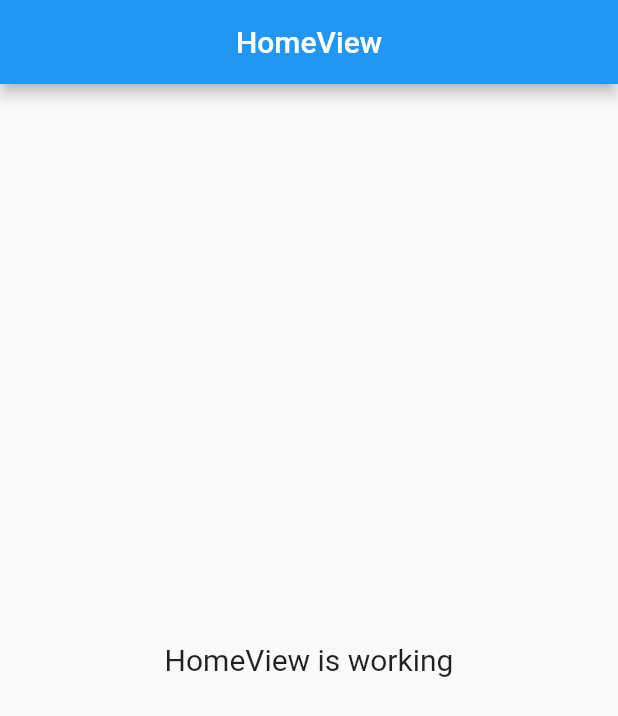
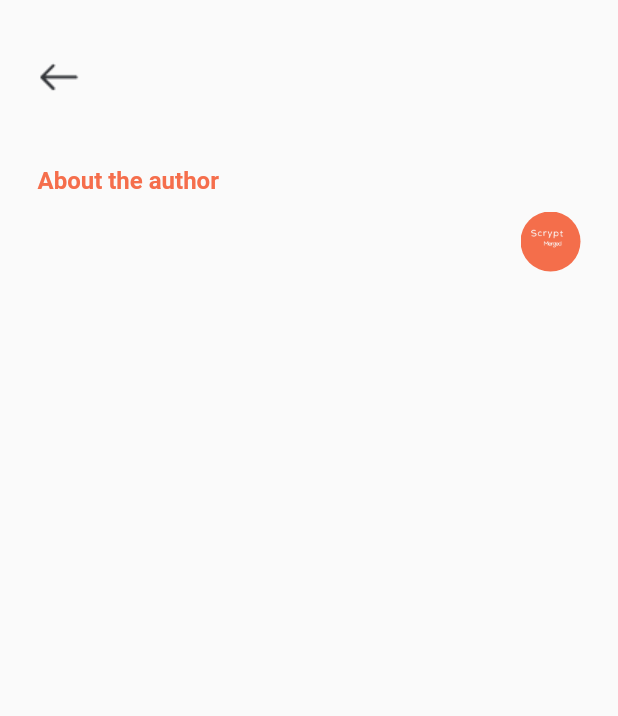
Before and after one commit to FarhanSyedain/ubaidgull-1st, a Flutter app: the screen it shows after launch, on a phone screen of 412 x 824 dp. Shown: the top 716 px of the screen. Run offline on Flutter 3.47's test engine with Material 2 defaults, Android fonts, the phone set to English and light mode, and no system bars; our stand-ins replace get.

Commit message:
Added about the autor page

```diff
--- /dev/null
+++ b/lib/app/modules/home/bindings/about_binding.dart
@@ -0,0 +1,13 @@
+import 'package:get/get.dart';
+import 'package:ubaidgull/app/modules/home/controllers/about_controller.dart';
+
+import '../controllers/home_controller.dart';
+
+class AboutBinding extends Bindings {
+  @override
+  void dependencies() {
+    Get.lazyPut<AboutController>(
+      () => AboutController(),
+    );
+  }
+}
--- /dev/null
+++ b/lib/app/modules/home/controllers/about_controller.dart
@@ -0,0 +1,10 @@
+import 'package:get/get.dart';
+
+class AboutController extends GetxController {
+  //Todo: Put name and bio here
+  final _authorBio = ''.obs;
+  final _authorName = ''.obs;
+
+  String get authorBio => _authorBio.value;
+  String get authorName => _authorName.value;
+}
--- /dev/null
+++ b/lib/app/modules/home/views/about_view.dart
@@ -0,0 +1,66 @@
+import 'package:flutter/material.dart';
+
+import 'package:get/get.dart';
+
+import '../controllers/about_controller.dart';
+
+class AboutView extends GetView<AboutController> {
+  const AboutView({Key? key}) : super(key: key);
+  @override
+  Widget build(BuildContext context) {
+    return SafeArea(
+      child: Scaffold(
+        backgroundColor: const Color(0xFFFAFAFA),
+        body: SingleChildScrollView(
+          child: Padding(
+            padding: const EdgeInsets.symmetric(horizontal: 25),
+            child: Column(
+              crossAxisAlignment: CrossAxisAlignment.start,
+              children: [
+                const SizedBox(height: 38),
+                Image.asset('icons/back_arrow.png'),
+                const SizedBox(height: 45),
+                const Text(
+                  'About the author',
+                  style: TextStyle(
+                    fontWeight: FontWeight.w700,
+                    fontSize: 16,
+                    color: Color(0xFFF56E4C),
+                  ),
+                ),
+                const SizedBox(height: 11),
+                Row(
+                  children: [
+                    Text(
+                      controller.authorName,
+                      style: const TextStyle(
+                        fontWeight: FontWeight.w700,
+                        fontSize: 28,
+                        color: Colors.black,
+                      ),
+                    ),
+                    const Spacer(),
+                    ClipOval(
+                      child: SizedBox(
+                        height: 40,
+                        width: 40,
+                        child: Image.asset('icons/icon.jpeg'),
+                      ),
+                    ),
+                  ],
+                ),
+                Text(
+                  controller.authorBio,
+                  style: const TextStyle(
+                    fontWeight: FontWeight.w400,
+                    fontSize: 16,
+                  ),
+                )
+              ],
+            ),
+          ),
+        ),
+      ),
+    );
+  }
+}
--- a/lib/app/routes/app_pages.dart
+++ b/lib/app/routes/app_pages.dart
@@ -1,6 +1,9 @@
 // ignore_for_file: constant_identifier_names
 
 import 'package:get/get.dart';
+import 'package:ubaidgull/app/modules/home/bindings/about_binding.dart';
+import 'package:ubaidgull/app/modules/home/controllers/about_controller.dart';
+import 'package:ubaidgull/app/modules/home/views/about_view.dart';
 
 import '../modules/home/bindings/home_binding.dart';
 import '../modules/home/views/home_view.dart';
@@ -10,7 +13,7 @@ part 'app_routes.dart';
 class AppPages {
   AppPages._();
 
-  static const INITIAL = Routes.HOME;
+  static const INITIAL = Routes.ABOUT;
 
   static final routes = [
     GetPage(
@@ -18,5 +21,10 @@ class AppPages {
       page: () => const HomeView(),
       binding: HomeBinding(),
     ),
+    GetPage(
+      name: _Paths.ABOUT,
+      page: () => const AboutView(),
+      binding: AboutBinding(),
+    ),
   ];
 }
--- a/lib/app/routes/app_routes.dart
+++ b/lib/app/routes/app_routes.dart
@@ -6,9 +6,11 @@ part of 'app_pages.dart';
 abstract class Routes {
   Routes._();
   static const HOME = _Paths.HOME;
+  static const ABOUT = _Paths.ABOUT;
 }
 
 abstract class _Paths {
   _Paths._();
   static const HOME = '/home';
+  static const ABOUT = '/about';
 }
```
